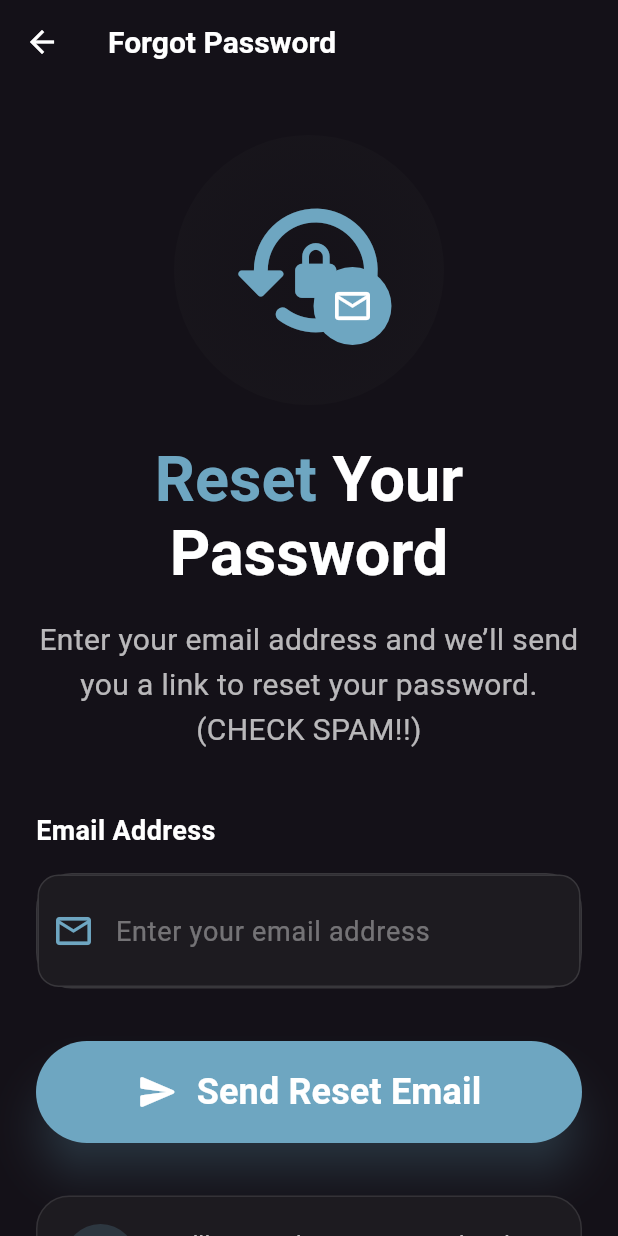
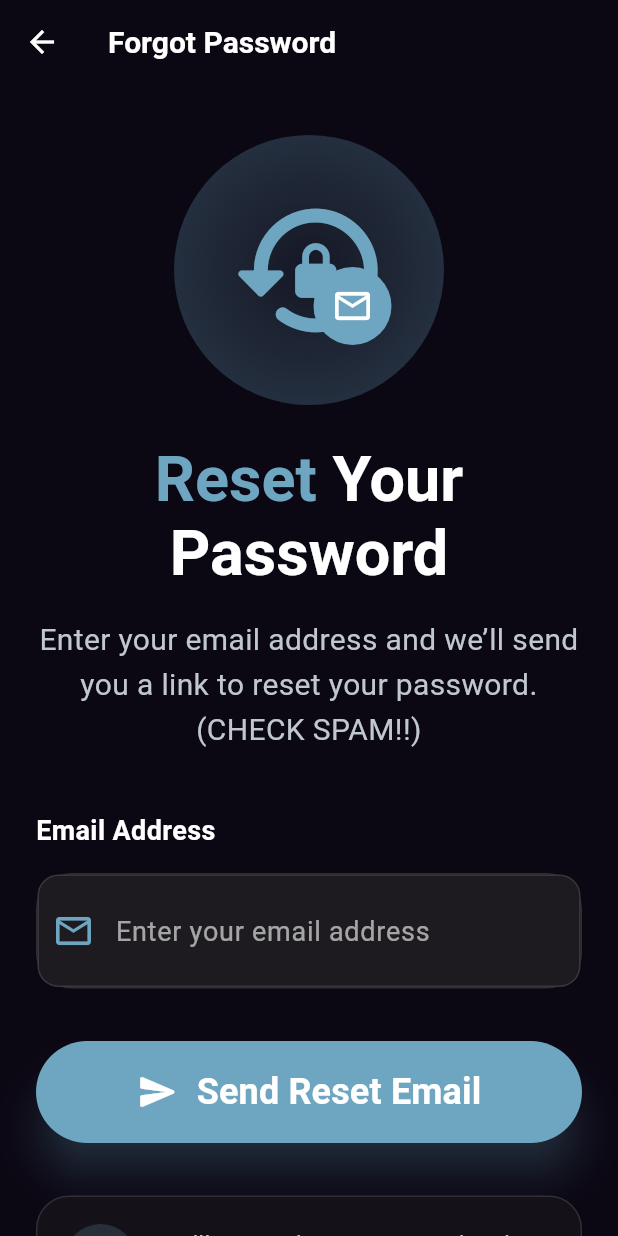
Before and after one commit to youssefhisham1771-commits/MedLife, a Flutter app: the ForgotPasswordScreen screen opened directly, on a phone screen of 412 x 824 dp. Run offline on Flutter 3.47's test engine with Material 3 defaults, Android fonts, the phone set to English and light mode, and no system bars; our stand-ins replace cloud_firestore, file_picker, firebase_auth, firebase_core, firebase_messaging, fl_chart and 8 more; missing offline and left inert: cloudinary_public; accounts and stored records are empty; network calls fail.

Commit message:
Make remaining authentication screens theme-aware

```diff
--- a/lib/screens/add_sale_screen.dart
+++ b/lib/screens/add_sale_screen.dart
@@ -215,10 +215,10 @@ class _AddSaleScreenState extends State<AddSaleScreen> {
                 width: double.infinity,
 
                 decoration: BoxDecoration(
-                  color: Colors.grey.shade200,
+                  color: Theme.of(context).colorScheme.surfaceContainerHighest,
                   borderRadius: BorderRadius.circular(20),
                   border: Border.all(
-                    color: Colors.grey.shade400,
+                    color: Theme.of(context).colorScheme.outlineVariant,
                   ),
                 ),
 
@@ -232,7 +232,7 @@ class _AddSaleScreenState extends State<AddSaleScreen> {
                           Icon(
                             Icons.add_photo_alternate,
                             size: 50,
-                            color: Colors.grey,
+                            color: Theme.of(context).colorScheme.onSurfaceVariant,
                           ),
 
                           const SizedBox(height: 10),
@@ -240,7 +240,7 @@ class _AddSaleScreenState extends State<AddSaleScreen> {
                           const Text(
                             "Choose Sale Image",
                             style: TextStyle(
-                              color: Colors.grey,
+                              color: Theme.of(context).colorScheme.onSurfaceVariant,
                               fontSize: 16,
                             ),
                           ),
@@ -406,7 +406,7 @@ const SizedBox(height: 25),
 
                 decoration: BoxDecoration(
                   border: Border.all(
-                    color: Colors.grey,
+                    color: Theme.of(context).colorScheme.onSurfaceVariant,
                   ),
 
                   borderRadius:
@@ -445,7 +445,7 @@ const SizedBox(height: 25),
                 child: isLoading
 
                     ? CircularProgressIndicator(
-                        color: Color(0xFF6EA6C1),
+                        color: Theme.of(context).colorScheme.primary,
                       )
 
                     : Text(
--- a/lib/screens/forgot_password_screen.dart
+++ b/lib/screens/forgot_password_screen.dart
@@ -45,18 +45,18 @@ class _ForgotPasswordScreenState
   @override
   Widget build(BuildContext context) {
     return Scaffold(
-      backgroundColor: const Color(0xFF141118),
+      backgroundColor: Theme.of(context).scaffoldBackgroundColor,
 
       appBar: AppBar(
-        backgroundColor: const Color(0xFF141118),
+        backgroundColor: Theme.of(context).scaffoldBackgroundColor,
         elevation: 0,
-        foregroundColor: Colors.white,
+        foregroundColor: Theme.of(context).colorScheme.onSurface,
 
         title: Text(
           "Forgot Password",
           style: TextStyle(
             fontWeight: FontWeight.bold,
-            color: Colors.white,
+            color: Theme.of(context).colorScheme.onSurface,
           ),
         ),
       ),
@@ -77,8 +77,8 @@ class _ForgotPasswordScreenState
 
                 gradient: RadialGradient(
                   colors: [
-                    Color(0x221D1B20),
-                    Color(0x661D1B20),
+                    Theme.of(context).colorScheme.primary.withValues(alpha: 0.10),
+                    Theme.of(context).colorScheme.primary.withValues(alpha: 0.25),
                   ],
                 ),
               ),
@@ -90,7 +90,7 @@ class _ForgotPasswordScreenState
                   Icon(
                     Icons.lock_reset_rounded,
                     size: 110,
-                    color: Color(0xFF6EA6C1),
+                    color: Theme.of(context).colorScheme.primary,
                   ),
 
                   Positioned(
@@ -102,7 +102,7 @@ class _ForgotPasswordScreenState
 
                       decoration: BoxDecoration(
                         shape: BoxShape.circle,
-                        color: Color(0xFF6EA6C1),
+                        color: Theme.of(context).colorScheme.primary,
                       ),
 
                       child: Icon(
@@ -127,7 +127,7 @@ class _ForgotPasswordScreenState
                   TextSpan(
                     text: "Reset ",
                     style: TextStyle(
-                      color: Color(0xFF6EA6C1),
+                      color: Theme.of(context).colorScheme.primary,
                       fontSize: 42,
                       fontWeight: FontWeight.bold,
                     ),
@@ -136,7 +136,7 @@ class _ForgotPasswordScreenState
                   TextSpan(
                     text: "Your Password",
                     style: TextStyle(
-                      color: Colors.white,
+                      color: Theme.of(context).colorScheme.onSurface,
                       fontSize: 42,
                       fontWeight: FontWeight.bold,
                     ),
@@ -154,7 +154,7 @@ class _ForgotPasswordScreenState
               textAlign: TextAlign.center,
 
               style: TextStyle(
-                color: Colors.white70,
+                color: Theme.of(context).colorScheme.onSurfaceVariant,
                 fontSize: 20,
                 height: 1.5,
               ),
@@ -170,7 +170,7 @@ class _ForgotPasswordScreenState
                 "Email Address",
 
                 style: TextStyle(
-                  color: Colors.white,
+                  color: Theme.of(context).colorScheme.onSurface,
                   fontSize: 18,
                   fontWeight: FontWeight.bold,
                 ),
@@ -185,10 +185,10 @@ class _ForgotPasswordScreenState
                 borderRadius:
                     BorderRadius.circular(24),
 
-                color: const Color(0xFF1D1B20),
+                color: Theme.of(context).colorScheme.surface,
 
                 border: Border.all(
-                  color: Colors.white12,
+                  color: Theme.of(context).dividerColor,
                 ),
               ),
 
@@ -199,7 +199,7 @@ class _ForgotPasswordScreenState
                     TextInputType.emailAddress,
 
                 style: TextStyle(
-                  color: Colors.white,
+                  color: Theme.of(context).colorScheme.onSurface,
                   fontSize: 18,
                 ),
 
@@ -215,13 +215,13 @@ class _ForgotPasswordScreenState
                       "Enter your email address",
 
                   hintStyle: TextStyle(
-                    color: Colors.white38,
+                    color: Theme.of(context).hintColor,
                     fontSize: 18,
                   ),
 
                   prefixIcon: Icon(
                     Icons.email_outlined,
-                    color: Color(0xFF6EA6C1),
+                    color: Theme.of(context).colorScheme.primary,
                     size: 28,
                   ),
                 ),
@@ -239,7 +239,7 @@ class _ForgotPasswordScreenState
                 style:
                     ElevatedButton.styleFrom(
                   backgroundColor:
-                      const Color(0xFF6EA6C1),
+                      Theme.of(context).colorScheme.primary,
 
                   elevation: 12,
 
@@ -295,10 +295,10 @@ class _ForgotPasswordScreenState
                 borderRadius:
                     BorderRadius.circular(22),
 
-                color: const Color(0xFF1D1B20),
+                color: Theme.of(context).colorScheme.surface,
 
                 border: Border.all(
-                  color: Colors.white10,
+                  color: Theme.of(context).dividerColor,
                 ),
               ),
 
@@ -317,7 +317,7 @@ class _ForgotPasswordScreenState
                     child: Icon(
                       Icons.shield_outlined,
                       color:
-                          const Color(0xFF6EA6C1),
+                          Theme.of(context).colorScheme.primary,
                     ),
                   ),
 
@@ -328,7 +328,7 @@ class _ForgotPasswordScreenState
                       "We’ll never share your email with anyone else.",
 
                       style: TextStyle(
-                        color: Colors.white70,
+                        color: Theme.of(context).colorScheme.onSurfaceVariant,
                         fontSize: 16,
                         height: 1.4,
                       ),
--- a/lib/screens/otp_verification_screen.dart
+++ b/lib/screens/otp_verification_screen.dart
@@ -149,7 +149,7 @@ if (e.code == "invalid-phone-number") {
               "Code sent to\n${widget.phoneNumber}",
               style: const TextStyle(
                 fontSize: 18,
-                color: Colors.grey,
+                color: Theme.of(context).colorScheme.onSurfaceVariant,
               ),
             ),
 
```
